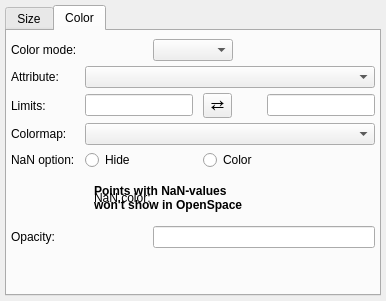
Before: the Qt Designer form glue_openspace_thesis/layer_state_widget.ui in OpenSpace/glue-openspace, drawn with Qt 5.
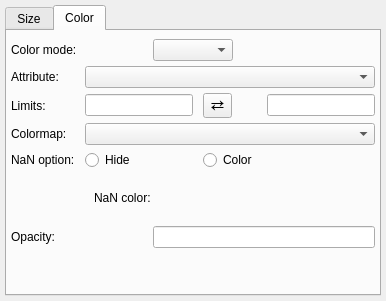
After: the same form once the commit is applied. The open tabs and pages were chosen to show the change. Custom widgets are drawn as their Qt base class.

Commit message: Changed to stacked widget to decrease clutter in python-code. Added wordwrap on nan info text

```diff
--- a/glue_openspace_thesis/layer_state_widget.ui
+++ b/glue_openspace_thesis/layer_state_widget.ui
@@ -398,32 +398,53 @@
                         </attribute>
                       </widget>
                     </item>
+                    <item row="3" column="3">
+                      <spacer name="horizontalSpacer">
+                        <property name="orientation">
+                          <enum>Qt::Horizontal</enum>
+                        </property>
+                        <property name="sizeHint" stdset="0">
+                          <size>
+                            <width>40</width>
+                            <height>20</height>
+                          </size>
+                        </property>
+                      </spacer>
+                    </item>
                     <!--================================================================-->
-                    <item row="4" column="1" colspan="3">
+                    <item row="4" column="1" colspan="3" name="nan_value_info">
+                      <widget class="QStackedWidget" name="nan_value_stacked_widget">
+                        <property name="currentIndex">
+                          <number>0</number>
+                        </property>
                       <widget class="QWidget" name="cmap_nan_info">
                         <layout class="QGridLayout" name="cmap_nan_info_grid">
                           <item row="0" column="0">
                             <widget class="QLabel" name="label_nan_hide_info" alignment="Qt::AlignLeft">
+                                <property name="wordWrap">
+                                  <bool>true</bool>
+                                </property>
                               <property name="font">
                                 <font>
-                                  <weight>100</weight>
+                                    <weight>50</weight>
                                 </font>
                               </property>
                               <property name="text">
-                                <string>Points with NaN-values
-won't show in OpenSpace</string>
+                                  <string>Points with NaN-values won't show in OpenSpace</string>
                               </property>
                             </widget>
                           </item>
                         </layout>
                       </widget>
-                    </item>                
-                    <!--================================================================-->
-                    <item row="4" column="1" colspan="3">
                       <widget class="QWidget" name="cmap_nan_color">
                         <layout class="QGridLayout" name="cmap_nan_color_grid">
                           <item row="0" column="0">
                             <widget class="QLabel" name="label_cmap_nan_color">
+                                <property name="font">
+                                  <font>
+                                    <weight>50</weight>
+                                  </font>
+                                </property>
                               <property name="text">
                                 <string>NaN color:</string>
                               </property>
@@ -440,6 +461,7 @@
                             </widget>
                           </item>
                         </layout>
+                        </widget>
                       </widget>
                     </item>
                     <!--================================================================-->
```
Lines whose indentation alone changed are shown as unchanged. The commit also changes 1 other file.
